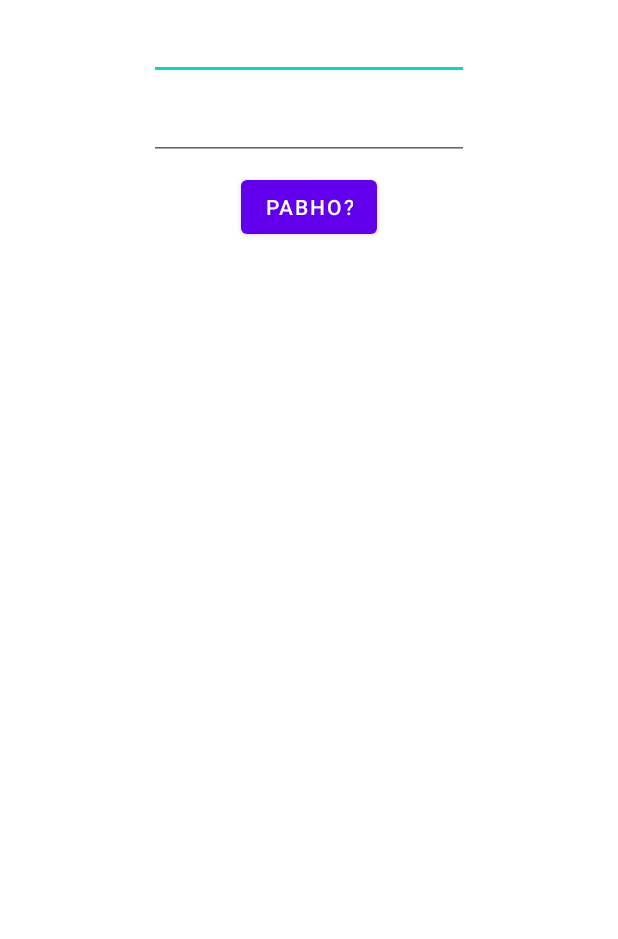
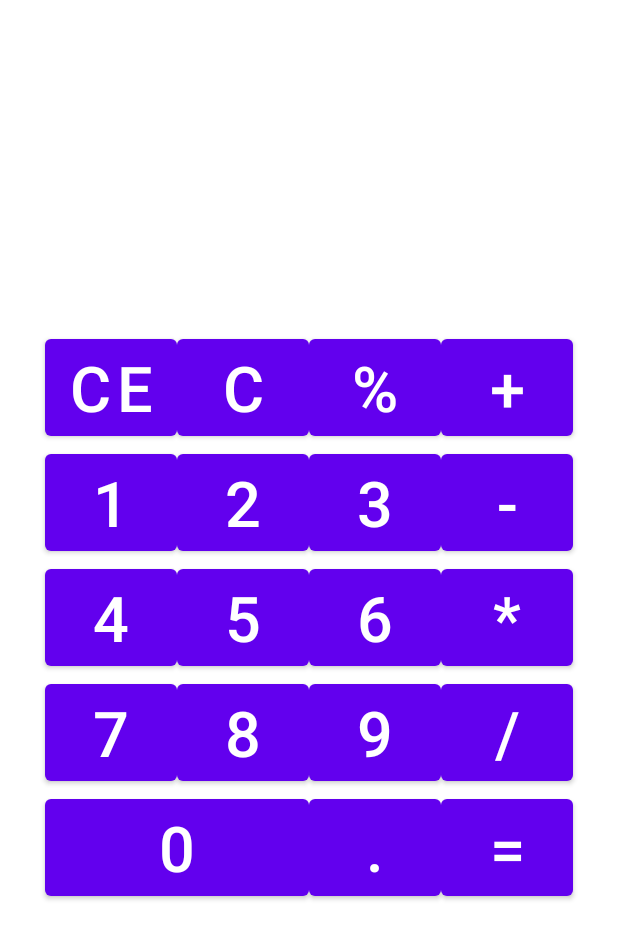
Before and after one commit to MariLeva/calculator_Android, an Android app: the layout activity_main.xml on its own in the app's theme, with its tools: preview values and no code run, on a phone screen of 412 x 824 dp. Shown: the top 939 px of the screen. Run offline under Robolectric (Android 15) with nearby library versions, the phone set to English and light mode, and no system bars.

Commit message:
Главный экран калькулятора

```diff
--- a/app/src/main/java/ru/geekbrains/calcuclatorandroid/MainActivity.java
+++ b/app/src/main/java/ru/geekbrains/calcuclatorandroid/MainActivity.java
@@ -12,34 +12,5 @@ import ru.geekbrains.calcuclatorandroid.R;
 
 public class MainActivity extends AppCompatActivity {
 
-    private Integer arg1;
-    private Integer arg2;
 
-    @Override
-    protected void onCreate(Bundle savedInstanceState) {
-        super.onCreate(savedInstanceState);
-        setContentView(R.layout.activity_main);
-
-        Button button = findViewById(R.id.button);
-        final EditText editText1 = findViewById(R.id.editText1);
-        final EditText editText2 = findViewById(R.id.editText2);
-        final TextView textView = findViewById(R.id.textView);
-
-        button.setOnClickListener(new View.OnClickListener() {
-            @Override
-            public void onClick(View v) {
-                try {
-                    arg1 = Integer.valueOf(editText1.getText().toString());
-                    arg2 = Integer.valueOf(editText2.getText().toString());
-                    if (arg1.equals(arg2)) {
-                        textView.setText("Равно!");
-                    } else {
-                        textView.setText("Не равно!");
-                    }
-                } catch (NumberFormatException e) {
-                    textView.setText("Введите число!");
-                }
-            }
-        });
-    }
 }
--- a/app/src/main/res/layout/activity_main.xml
+++ b/app/src/main/res/layout/activity_main.xml
@@ -5,56 +5,8 @@
     android:layout_width="match_parent"
     android:layout_height="match_parent"
     tools:context=".MainActivity">
-
-    <Button
-        android:id="@+id/button"
-        android:layout_width="wrap_content"
-        android:layout_height="wrap_content"
-        android:layout_marginStart="8dp"
-        android:layout_marginTop="7dp"
-        android:layout_marginEnd="8dp"
-        android:text="@string/is_equal"
-        app:layout_constraintEnd_toEndOf="parent"
-        app:layout_constraintStart_toStartOf="parent"
-        app:layout_constraintTop_toBottomOf="@+id/editText2" />
-
-    <EditText
-        android:id="@+id/editText1"
-        android:layout_width="wrap_content"
-        android:layout_height="wrap_content"
-        android:layout_marginStart="8dp"
-        android:layout_marginTop="8dp"
-        android:layout_marginEnd="8dp"
-        android:ems="10"
-        android:inputType="number"
-        app:layout_constraintLeft_toLeftOf="parent"
-        app:layout_constraintRight_toRightOf="parent"
-        app:layout_constraintTop_toTopOf="parent"/>
-
-    <EditText
-        android:id="@+id/editText2"
-        android:layout_width="wrap_content"
-        android:layout_height="wrap_content"
-        android:layout_marginStart="8dp"
-        android:layout_marginTop="8dp"
-        android:layout_marginEnd="8dp"
-        android:ems="10"
-        android:inputType="number"
-        app:layout_constraintLeft_toLeftOf="parent"
-        app:layout_constraintRight_toRightOf="parent"
-        app:layout_constraintTop_toBottomOf="@id/editText1"/>
-
-    <TextView
-        android:id="@+id/textView"
-        android:layout_width="160dp"
-        android:layout_height="wrap_content"
-        android:text=""
-        android:textSize="32sp"
-        android:layout_marginStart="8dp"
-        android:layout_marginTop="8dp"
-        android:layout_marginEnd="8dp"
-        app:layout_constraintLeft_toLeftOf="parent"
-        app:layout_constraintRight_toRightOf="parent"
-        app:layout_constraintTop_toBottomOf="@id/button"/>
-
+    <include
+        layout="@layout/keyboard_table"
+        android:layout_width="match_parent"
+        android:layout_height="match_parent" />
 </androidx.constraintlayout.widget.ConstraintLayout>
--- /dev/null
+++ b/app/src/main/res/layout/keyboard_table.xml
@@ -0,0 +1,142 @@
+<?xml version="1.0" encoding="utf-8"?>
+<TableLayout xmlns:android="http://schemas.android.com/apk/res/android"
+    android:layout_width="match_parent" android:layout_height="match_parent"
+    android:layout_columnSpan="4"
+    android:gravity="center"
+    android:orientation="horizontal">
+    <TableRow
+        android:layout_width="match_parent" android:layout_height="match_parent"
+        android:gravity="center">
+        <Button
+            android:id="@+id/button_CE"
+            android:layout_height="wrap_content"
+            android:layout_width="wrap_content"
+            android:textSize="@dimen/button_text"
+            android:text="@string/button_CE"/>
+        <Button
+            android:id="@+id/button_C"
+            android:layout_height="wrap_content"
+            android:layout_width="wrap_content"
+            android:textSize="@dimen/button_text"
+            android:text="@string/button_C"/>
+        <Button
+            android:id="@+id/button_percent"
+            android:layout_height="wrap_content"
+            android:layout_width="wrap_content"
+            android:textSize="@dimen/button_text"
+            android:text="@string/button_percent"/>
+        <Button
+            android:id="@+id/button_add"
+            android:layout_height="wrap_content"
+            android:layout_width="wrap_content"
+            android:textSize="@dimen/button_text"
+            android:text="@string/button_add"/>
+        </TableRow>
+    <TableRow
+        android:layout_width="match_parent" android:layout_height="match_parent"
+        android:gravity="center">
+        <Button
+            android:id="@+id/button1"
+            android:layout_height="wrap_content"
+            android:layout_width="wrap_content"
+            android:textSize="@dimen/button_text"
+            android:text="@string/button1"/>
+        <Button
+            android:id="@+id/button2"
+            android:layout_height="wrap_content"
+            android:layout_width="wrap_content"
+            android:textSize="@dimen/button_text"
+            android:text="@string/button2"/>
+        <Button
+            android:id="@+id/button3"
+            android:layout_height="wrap_content"
+            android:layout_width="wrap_content"
+            android:textSize="@dimen/button_text"
+            android:text="@string/button3"/>
+        <Button
+            android:id="@+id/button_sub"
+            android:layout_height="wrap_content"
+            android:layout_width="wrap_content"
+            android:textSize="@dimen/button_text"
+            android:text="@string/button_sub"/>
+    </TableRow>
+    <TableRow
+        android:layout_width="match_parent" android:layout_height="match_parent"
+        android:gravity="center">
+        <Button
+            android:id="@+id/button4"
+            android:layout_height="wrap_content"
+            android:layout_width="wrap_content"
+            android:textSize="@dimen/button_text"
+            android:text="@string/button4"/>
+        <Button
+            android:id="@+id/button5"
+            android:layout_height="wrap_content"
+            android:layout_width="wrap_content"
+            android:textSize="@dimen/button_text"
+            android:text="@string/button5"/>
+        <Button
+            android:id="@+id/button6"
+            android:layout_height="wrap_content"
+            android:layout_width="wrap_content"
+            android:textSize="@dimen/button_text"
+            android:text="@string/button6"/>
+        <Button
+            android:id="@+id/button_mul"
+            android:layout_height="wrap_content"
+            android:layout_width="wrap_content"
+            android:textSize="@dimen/button_text"
+            android:text="@string/button_mul"/>
+    </TableRow>
+    <TableRow
+        android:layout_width="match_parent" android:layout_height="match_parent"
+        android:gravity="center">
+        <Button
+            android:id="@+id/button7"
+            android:layout_height="wrap_content"
+            android:layout_width="wrap_content"
+            android:textSize="@dimen/button_text"
+            android:text="@string/button7"/>
+        <Button
+            android:id="@+id/button8"
+            android:layout_height="wrap_content"
+            android:layout_width="wrap_content"
+            android:textSize="@dimen/button_text"
+            android:text="@string/button8"/>
+        <Button
+            android:id="@+id/button9"
+            android:layout_height="wrap_content"
+            android:layout_width="wrap_content"
+            android:textSize="@dimen/button_text"
+            android:text="@string/button9"/>
+        <Button
+            android:id="@+id/button_div"
+            android:layout_height="wrap_content"
+            android:layout_width="wrap_content"
+            android:textSize="@dimen/button_text"
+            android:text="@string/button_div"/>
+    </TableRow>
+    <TableRow
+        android:layout_width="match_parent" android:layout_height="match_parent"
+        android:gravity="center">
+        <Button
+            android:id="@+id/button0"
+            android:layout_height="wrap_content"
+            android:layout_width="wrap_content"
+            android:textSize="@dimen/button_text"
+            android:text="@string/button0"
+            android:layout_span="2"/>
+        <Button
+            android:id="@+id/button_point"
+            android:layout_height="wrap_content"
+            android:layout_width="wrap_content"
+            android:textSize="@dimen/button_text"
+            android:text="@string/button_point"/>
+        <Button
+            android:id="@+id/button_equals"
+            android:layout_height="wrap_content"
+            android:layout_width="wrap_content"
+            android:textSize="@dimen/button_text"
+            android:text="@string/button_equals"/>
+    </TableRow>
+</TableLayout>
--- /dev/null
+++ b/app/src/main/res/values/dimens.xml
@@ -0,0 +1,4 @@
+<?xml version="1.0" encoding="utf-8"?>
+<resources>
+    <dimen name="button_text">42sp</dimen>
+</resources>
--- a/app/src/main/res/values/strings.xml
+++ b/app/src/main/res/values/strings.xml
@@ -1,4 +1,22 @@
 <resources>
     <string name="app_name">calcuclatorAndroid</string>
-    <string name="is_equal">Равно?</string>
+    <string name="button1">1</string>
+    <string name="button2">2</string>
+    <string name="button3">3</string>
+    <string name="button4">4</string>
+    <string name="button5">5</string>
+    <string name="button6">6</string>
+    <string name="button7">7</string>
+    <string name="button8">8</string>
+    <string name="button9">9</string>
+    <string name="button0">0</string>
+    <string name="button_point">.</string>
+    <string name="button_add">+</string>
+    <string name="button_sub">-</string>
+    <string name="button_mul">*</string>
+    <string name="button_div">/</string>
+    <string name="button_equals">=</string>
+    <string name="button_percent">%</string>
+    <string name="button_CE">CE</string>
+    <string name="button_C">C</string>
 </resources>
```
